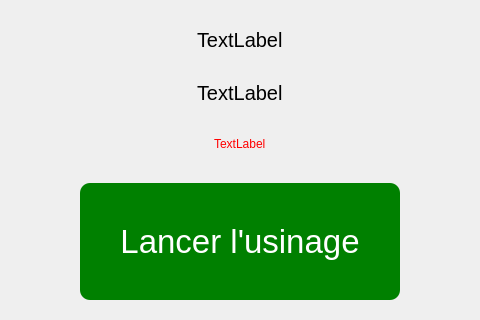
Old version of the form Views/ProgramsList.ui in the repository Soluce-Development/Maquette; both pictures show x 331 to 811 and y 351 to 671 of the 1221 by 671 pixel window.
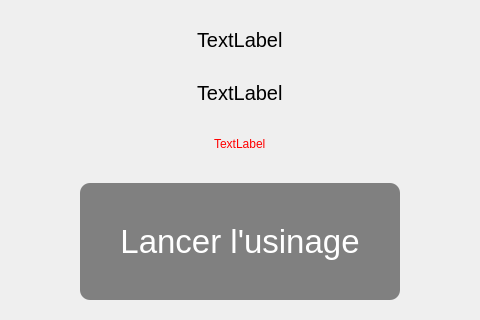
New version of the form.

Diff of the .ui file:
```diff
--- a/Views/ProgramsList.ui
+++ b/Views/ProgramsList.ui
@@ -488,11 +488,15 @@
         </property>
         <property name="styleSheet">
          <string notr="true">QPushButton {
-		background-color:  green;
+		background-color:  grey;
 	color: #fff;
 	font-size: 25pt;
 	border-radius: 10px;
 	padding: 40px;
+}
+
+QPushButton:checked{
+	background-color:  green;
 }</string>
         </property>
         <property name="text">
```
